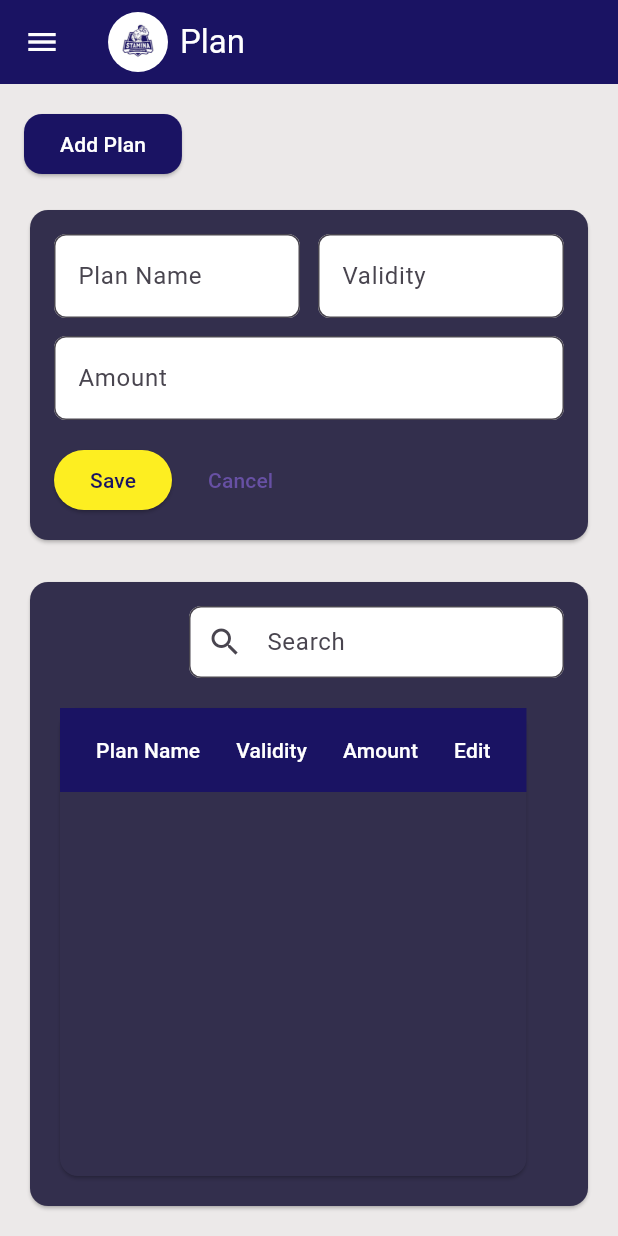
After one commit to Abdulhamid-Iskander/Gym-Management-System, a Flutter app: the PlanScreen screen opened directly, after a tap on "Add Plan", on a phone screen of 412 x 824 dp. The commit adds this screen. Run offline on Flutter 3.47's test engine with Material 3 defaults, Android fonts, the phone set to English and light mode, and no system bars; our stand-ins replace percent_indicator.

Commit message:
add plan screen

```diff
--- a/lib/models/drawer_item_model.dart
+++ b/lib/models/drawer_item_model.dart
@@ -1,10 +1,8 @@
 import 'package:flutter/material.dart';
 import 'package:gym_management_app/screens/dashboard_screen.dart';
 // import 'package:gym_management_app/screens/coaches_screen.dart';
-// import 'package:gym_management_app/screens/inventory_screen.dart';
 // import 'package:gym_management_app/screens/login_screen.dart';
-// import 'package:gym_management_app/screens/payment_screen.dart';
-// import 'package:gym_management_app/screens/plan_screen.dart';
+import 'package:gym_management_app/screens/plan_screen.dart';
 // import 'package:gym_management_app/screens/registration_screen.dart';
 // import 'package:gym_management_app/screens/report_screen.dart';
 // import 'package:gym_management_app/screens/view_members_screen.dart';
@@ -33,11 +31,11 @@ final List<DrawerItem> drawerItems = [
 //     title: 'Registration',
 //     screen: const RegistrationScreen(),
 //   ),
-//   DrawerItem(
-//     icon: Icons.assignment,
-//     title: 'Plan',
-//     screen: const PlanScreen(),
-//   ),
+  DrawerItem(
+    icon: Icons.assignment,
+    title: 'Plan',
+    screen: const PlanScreen(),
+  ),
 
 //   DrawerItem(
 //     icon: Icons.people,
--- /dev/null
+++ b/lib/models/plan_model.dart
@@ -0,0 +1,11 @@
+class PlanModel {
+  final String name;
+  final int validity;
+  final double amount;
+
+  PlanModel({
+    required this.name,
+    required this.validity,
+    required this.amount,
+  });
+}
--- /dev/null
+++ b/lib/screens/plan_screen.dart
@@ -0,0 +1,189 @@
+import 'package:flutter/material.dart';
+import 'package:gym_management_app/models/plan_model.dart';
+import 'package:gym_management_app/constants/colors.dart';
+import 'package:gym_management_app/widgets/custom_drawer.dart';
+import 'package:gym_management_app/widgets/plan_form_widget.dart';
+import 'package:gym_management_app/widgets/plan_list_widget.dart';
+
+class PlanScreen extends StatefulWidget {
+  const PlanScreen({super.key});
+
+  @override
+  State<PlanScreen> createState() => _PlanScreenState();
+}
+
+class _PlanScreenState extends State<PlanScreen> {
+  final TextEditingController nameController = TextEditingController();
+  final TextEditingController validityController = TextEditingController();
+  final TextEditingController amountController = TextEditingController();
+  final TextEditingController searchController = TextEditingController();
+
+  final List<PlanModel> _allPlans = [];
+
+  List<PlanModel> get filteredPlans {
+    if (searchController.text.isEmpty) return _allPlans;
+    return _allPlans
+        .where((plan) => plan.name
+            .toLowerCase()
+            .contains(searchController.text.toLowerCase()))
+        .toList();
+  }
+
+  bool showForm = false;
+
+  void _onSave() {
+    final name = nameController.text;
+    final validity = int.tryParse(validityController.text) ?? 0;
+    final amount = double.tryParse(amountController.text) ?? 0.0;
+
+    if (name.isNotEmpty && validity > 0 && amount > 0) {
+      setState(() {
+        _allPlans
+            .add(PlanModel(name: name, validity: validity, amount: amount));
+        nameController.clear();
+        validityController.clear();
+        amountController.clear();
+        showForm = false;
+      });
+    }
+  }
+
+  void _onEdit(PlanModel plan) {
+    setState(() {
+      nameController.text = plan.name;
+      validityController.text = plan.validity.toString();
+      amountController.text = plan.amount.toString();
+      showForm = true;
+    });
+  }
+
+  void _onCancel() {
+    nameController.clear();
+    validityController.clear();
+    amountController.clear();
+    setState(() {
+      showForm = false;
+    });
+  }
+
+  @override
+  Widget build(BuildContext context) {
+    return Scaffold(
+      drawer: CustomDrawer(
+        adminName: "CaesAr",
+        adminEmail: "caesar@gmail.com",
+        indexPage: 1,
+      ),
+      backgroundColor: AppColors.grayLight,
+      appBar: AppBar(
+        title: Row(
+          children: [
+            CircleAvatar(
+              backgroundColor: AppColors.white,
+              child: Image.asset(
+                "assets/images/logo.png",
+                height: 40,
+              ),
+            ),
+            const SizedBox(width: 8),
+            const Text(
+              'Plan',
+              style: TextStyle(color: AppColors.white),
+            ),
+          ],
+        ),
+        leading: Builder(
+          builder: (BuildContext context) {
+            return IconButton(
+              icon: const Icon(Icons.menu, color: AppColors.white),
+              onPressed: () {
+                Scaffold.of(context).openDrawer();
+              },
+            );
+          },
+        ),
+        backgroundColor: AppColors.primary,
+      ),
+      body: Padding(
+        padding: const EdgeInsets.all(16),
+        child: Column(
+          children: [
+            Row(
+              children: [
+                ElevatedButton(
+                  onPressed: () {
+                    setState(() {
+                      showForm = !showForm;
+                    });
+                  },
+                  style: ElevatedButton.styleFrom(
+                    backgroundColor: AppColors.primary,
+                    foregroundColor: AppColors.white,
+                    shape: RoundedRectangleBorder(
+                      borderRadius: BorderRadius.circular(12),
+                    ),
+                  ),
+                  child: const Text('Add Plan'),
+                ),
+              ],
+            ),
+            const SizedBox(height: 16),
+            if (showForm)
+              PlanFormWidget(
+                nameController: nameController,
+                validityController: validityController,
+                amountController: amountController,
+                onSave: _onSave,
+                onCancel: _onCancel,
+              ),
+            const SizedBox(height: 20),
+            Expanded(
+              child: Card(
+                color: AppColors.primaryDark,
+                shape: RoundedRectangleBorder(
+                  borderRadius: BorderRadius.circular(12),
+                ),
+                child: Padding(
+                  padding: const EdgeInsets.all(16),
+                  child: Column(
+                    crossAxisAlignment: CrossAxisAlignment.start,
+                    children: [
+                      Align(
+                        alignment: Alignment.centerRight,
+                        child: SizedBox(
+                          width: 250,
+                          child: TextField(
+                            controller: searchController,
+                            onChanged: (_) => setState(() {}),
+                            decoration: InputDecoration(
+                              hintText: 'Search',
+                              prefixIcon: const Icon(Icons.search),
+                              filled: true,
+                              fillColor: AppColors.white,
+                              contentPadding: const EdgeInsets.symmetric(
+                                  vertical: 0, horizontal: 12),
+                              border: OutlineInputBorder(
+                                borderRadius: BorderRadius.circular(8),
+                              ),
+                            ),
+                          ),
+                        ),
+                      ),
+                      const SizedBox(height: 16),
+                      Expanded(
+                        child: PlanListWidget(
+                          plans: filteredPlans,
+                          onEdit: _onEdit,
+                        ),
+                      ),
+                    ],
+                  ),
+                ),
+              ),
+            ),
+          ],
+        ),
+      ),
+    );
+  }
+}
--- a/lib/widgets/custom_drawer.dart
+++ b/lib/widgets/custom_drawer.dart
@@ -5,11 +5,13 @@ import 'package:gym_management_app/models/drawer_item_model.dart';
 class CustomDrawer extends StatefulWidget {
   final String adminName;
   final String adminEmail;
+  final int indexPage;
 
   const CustomDrawer({
     super.key,
     required this.adminName,
     required this.adminEmail,
+    required this.indexPage,
   });
 
   @override
@@ -17,7 +19,11 @@ class CustomDrawer extends StatefulWidget {
 }
 
 class _CustomDrawerState extends State<CustomDrawer> {
-  int selectedIndex = 0;
+  late int selectedIndex = 0;
+  void initState() {
+    super.initState();
+    selectedIndex = widget.indexPage;
+  }
 
   void navigateToScreen(BuildContext context, Widget screen) {
     Navigator.pop(context);
--- /dev/null
+++ b/lib/widgets/plan_form_widget.dart
@@ -0,0 +1,76 @@
+import 'package:flutter/material.dart';
+import 'package:gym_management_app/constants/colors.dart';
+
+class PlanFormWidget extends StatelessWidget {
+  final TextEditingController nameController;
+  final TextEditingController validityController;
+  final TextEditingController amountController;
+  final VoidCallback onSave;
+  final VoidCallback onCancel;
+
+  const PlanFormWidget(
+      {super.key,
+      required this.nameController,
+      required this.validityController,
+      required this.amountController,
+      required this.onSave,
+      required this.onCancel});
+
+  @override
+  Widget build(BuildContext context) {
+    return Card(
+      color: AppColors.primaryDark,
+      shape: RoundedRectangleBorder(borderRadius: BorderRadius.circular(12)),
+      child: Padding(
+        padding: const EdgeInsets.all(16),
+        child: Column(
+          children: [
+            Row(
+              children: [
+                Expanded(
+                  child: _buildTextField(nameController, 'Plan Name'),
+                ),
+                const SizedBox(width: 12),
+                Expanded(
+                  child: _buildTextField(validityController, 'Validity'),
+                ),
+              ],
+            ),
+            const SizedBox(height: 12),
+            _buildTextField(amountController, 'Amount'),
+            const SizedBox(height: 16),
+            Row(
+              children: [
+                ElevatedButton(
+                  onPressed: onSave,
+                  style: ElevatedButton.styleFrom(
+                    backgroundColor: AppColors.yellow,
+                    foregroundColor: AppColors.primary,
+                  ),
+                  child: const Text('Save'),
+                ),
+                const SizedBox(width: 12),
+                TextButton(
+                  onPressed: onCancel,
+                  child: const Text('Cancel'),
+                ),
+              ],
+            )
+          ],
+        ),
+      ),
+    );
+  }
+
+  Widget _buildTextField(TextEditingController controller, String hint) {
+    return TextField(
+      controller: controller,
+      decoration: InputDecoration(
+        filled: true,
+        fillColor: AppColors.white,
+        hintText: hint,
+        border: OutlineInputBorder(borderRadius: BorderRadius.circular(8)),
+      ),
+    );
+  }
+}
--- /dev/null
+++ b/lib/widgets/plan_list_widget.dart
@@ -0,0 +1,89 @@
+import 'package:flutter/material.dart';
+import 'package:gym_management_app/models/plan_model.dart';
+import 'package:gym_management_app/constants/colors.dart';
+
+class PlanListWidget extends StatelessWidget {
+  final List<PlanModel> plans;
+  final Function(PlanModel) onEdit;
+
+  const PlanListWidget({
+    Key? key,
+    required this.plans,
+    required this.onEdit,
+  }) : super(key: key);
+
+  @override
+  Widget build(BuildContext context) {
+    return Card(
+      color: AppColors.primaryDark,
+      shape: RoundedRectangleBorder(
+        borderRadius: BorderRadius.circular(12),
+      ),
+      child: SingleChildScrollView(
+        scrollDirection: Axis.vertical,
+        child: SingleChildScrollView(
+          scrollDirection: Axis.horizontal,
+          child: DataTable(
+            columnSpacing: 24,
+            headingRowColor: MaterialStateColor.resolveWith(
+              (states) => AppColors.primary,
+            ),
+            columns: const [
+              DataColumn(
+                label: Text(
+                  'Plan Name',
+                  style: TextStyle(color: AppColors.white),
+                ),
+              ),
+              DataColumn(
+                label: Text(
+                  'Validity',
+                  style: TextStyle(color: AppColors.white),
+                ),
+              ),
+              DataColumn(
+                label: Text(
+                  'Amount',
+                  style: TextStyle(color: AppColors.white),
+                ),
+              ),
+              DataColumn(
+                label: Text(
+                  'Edit',
+                  style: TextStyle(color: AppColors.white),
+                ),
+              ),
+            ],
+            rows: plans.map((plan) {
+              return DataRow(
+                cells: [
+                  DataCell(Text(plan.name,
+                      style: const TextStyle(color: AppColors.white))),
+                  DataCell(Text('${plan.validity}',
+                      style: const TextStyle(color: AppColors.white))),
+                  DataCell(Text('${plan.amount}',
+                      style: const TextStyle(color: AppColors.white))),
+                  DataCell(
+                    ElevatedButton(
+                      onPressed: () => onEdit(plan),
+                      style: ElevatedButton.styleFrom(
+                        backgroundColor: AppColors.yellow,
+                        foregroundColor: AppColors.primary,
+                        padding: const EdgeInsets.symmetric(
+                            horizontal: 16, vertical: 8),
+                        shape: RoundedRectangleBorder(
+                          borderRadius: BorderRadius.circular(8),
+                        ),
+                      ),
+                      child: const Text('Edit'),
+                    ),
+                  ),
+                ],
+              );
+            }).toList(),
+          ),
+        ),
+      ),
+    );
+  }
+}
```
Also changed, not shown: lib/screens/dashboard_screen.dart (+145 -137 lines).
